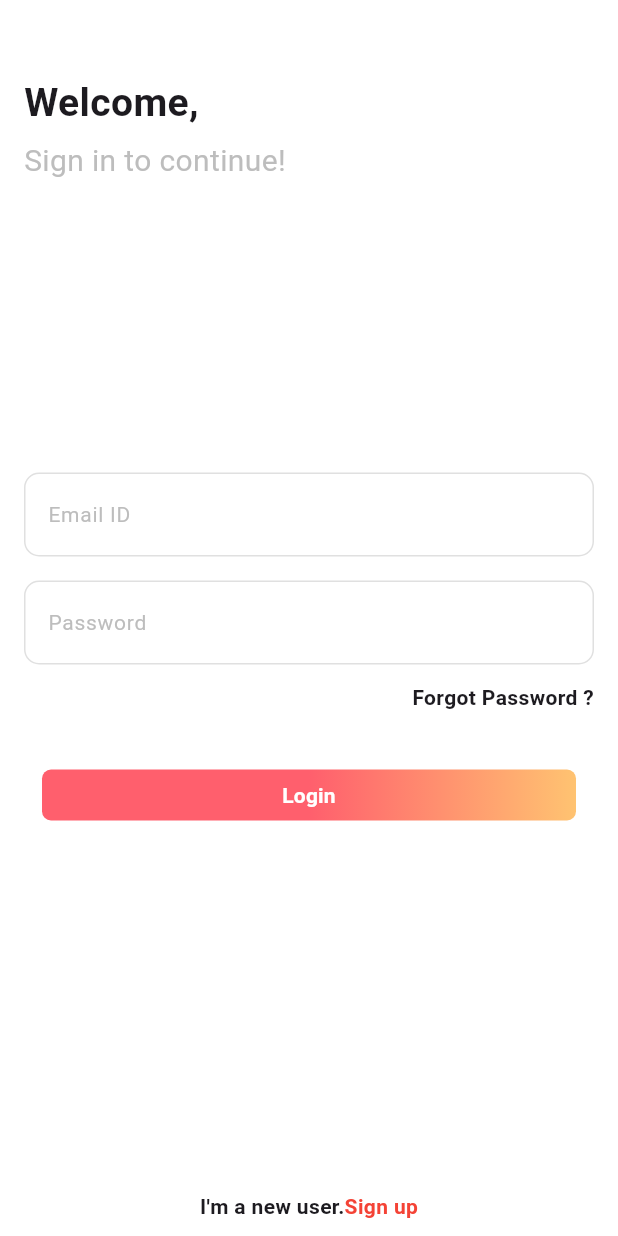
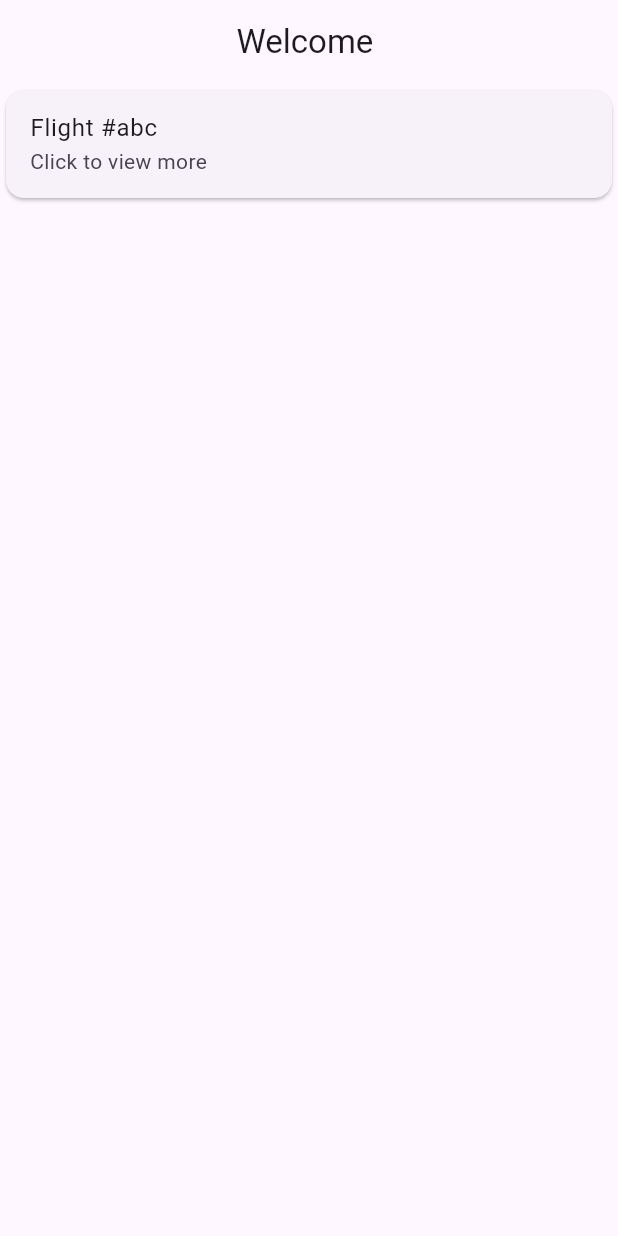
Before and after one commit to GopiShankarR/flutter_projects, a Flutter app: the screen it shows after launch, after a tap on "Login", on a phone screen of 412 x 824 dp. Run offline on Flutter 3.47's test engine with Material 3 defaults, Android fonts, the phone set to English and light mode, and no system bars.

Commit message:
added home screen card

```diff
--- a/lib/main.dart
+++ b/lib/main.dart
@@ -1,5 +1,5 @@
 import 'package:flutter/material.dart';
-import 'passenger.dart';
+import 'views/passenger.dart';
 
 void main() {
   runApp(const MainApp());
@@ -11,6 +11,7 @@ class MainApp extends StatelessWidget {
   @override
   Widget build(BuildContext context) {
     return const MaterialApp(
+      debugShowCheckedModeBanner: false,
       home: Scaffold(
         body: Center(
           child: Passenger(),
--- /dev/null
+++ b/lib/views/homescreen.dart
@@ -0,0 +1,33 @@
+import 'package:flutter/material.dart';
+
+class HomeScreen extends StatefulWidget {
+  final bool isLoggedIn;
+  final String username;
+  const HomeScreen(this.isLoggedIn, this.username, {super.key});
+
+  @override
+  State<HomeScreen> createState() => _HomeScreenState();
+}
+
+class _HomeScreenState extends State<HomeScreen> {
+  @override
+  Widget build(BuildContext context) {
+    return Scaffold(
+      appBar: AppBar(
+        title: Text("Welcome ${widget.username}"),
+        centerTitle: true,
+      ),
+      body: GestureDetector(
+        onTap: () {
+
+        },
+        child: const Card(
+          child: ListTile(
+            title: Text('Flight #abc'),
+            subtitle: Text('Click to view more'),
+          )
+        )
+      ),
+    );
+  }
+}
--- a/lib/passenger.dart
+++ b/lib/views/passenger.dart
@@ -1,10 +1,13 @@
 import 'package:flutter/material.dart';
+import 'package:flutter_airplane_passenger_convenience/views/homescreen.dart';
 
 class Passenger extends StatelessWidget {
   const Passenger({super.key});
 
   @override
   Widget build(BuildContext context) {
+    final TextEditingController usernameController = TextEditingController();
+    final TextEditingController passwordController = TextEditingController();
     return Scaffold(
       backgroundColor: Colors.white,
       body: SafeArea(
@@ -26,6 +29,7 @@ class Passenger extends StatelessWidget {
               Column(
                 children: <Widget>[
                   TextField(
+                    controller: usernameController,
                     decoration: InputDecoration(
                       labelText: "Email ID",
                       labelStyle: TextStyle(fontSize: 14,color: Colors.grey.shade400),
@@ -45,6 +49,7 @@ class Passenger extends StatelessWidget {
                   ),
                   const SizedBox(height: 16,),
                   TextField(
+                    controller: passwordController,
                     decoration: InputDecoration(
                       labelText: "Password",
                       labelStyle: TextStyle(fontSize: 14,color: Colors.grey.shade400),
@@ -61,6 +66,7 @@ class Passenger extends StatelessWidget {
                           )
                       ),
                     ),
+                    obscureText: true,
                   ),
                   const SizedBox(height: 12,),
                   const Align(
@@ -72,7 +78,11 @@ class Passenger extends StatelessWidget {
                     height: 50,
                     width: double.infinity,
                     child: TextButton(
-                      onPressed: (){},
+                      onPressed: () {
+                        Navigator.of(context).pushReplacement(MaterialPageRoute(
+                          builder: (_) => HomeScreen(true, usernameController.text),
+                        ));
+                      },
                       child: Ink(
                         decoration: BoxDecoration(
                           borderRadius: BorderRadius.circular(6),
```
Also changed, not shown: pubspec.lock, 1 other file.
